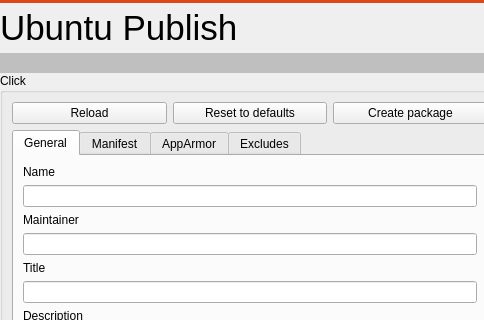
First picture: the form in src/ubuntu/ubuntupackagingwidget.ui, repository runelabs/qtcreator-plugin-ubuntu, before the edit; both pictures show x 0 to 484 and y 0 to 320 of the 975 by 770 pixel window.
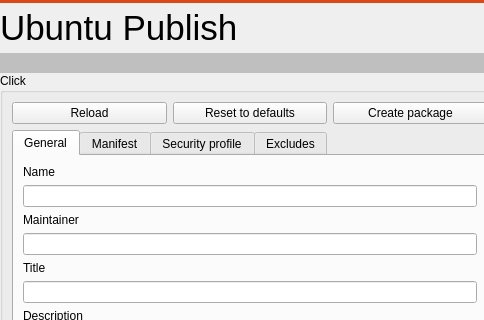
Second picture: the form after the edit.

Commit message: Rename AppArmor tab to Security profile

Patch:
```diff
--- a/src/ubuntu/ubuntupackagingwidget.ui
+++ b/src/ubuntu/ubuntupackagingwidget.ui
@@ -282,7 +282,7 @@
           </widget>
           <widget class="QWidget" name="tabAppArmor">
            <attribute name="title">
-            <string>AppArmor</string>
+            <string>Security profile</string>
            </attribute>
            <layout class="QVBoxLayout" name="verticalLayout_21">
             <item>
```
